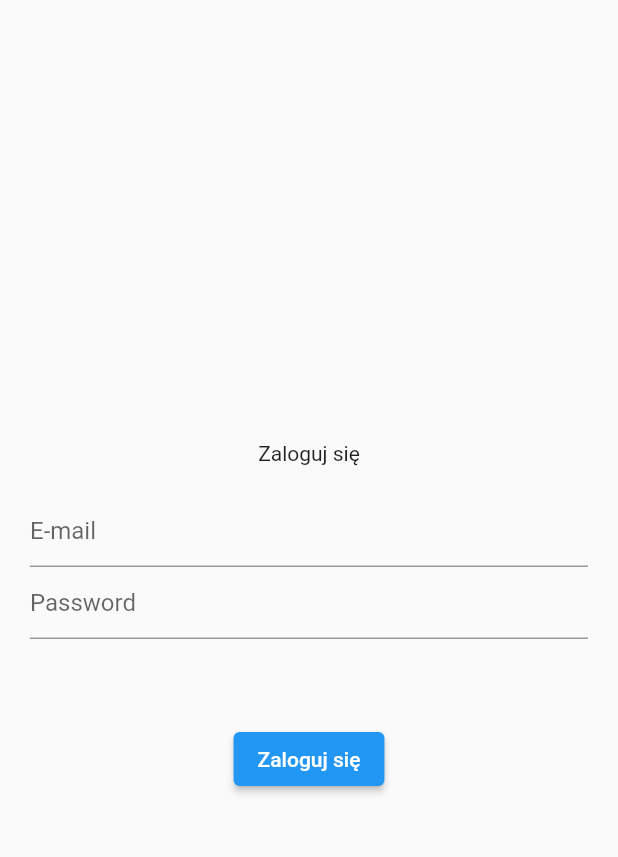
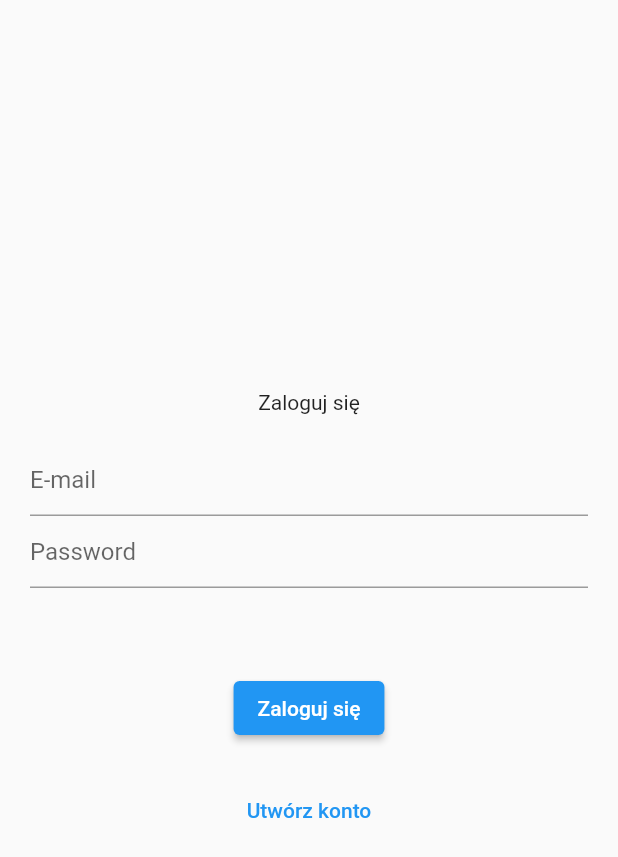
Before and after one commit to marcinplinta/pizza_cieszyn, a Flutter app: the screen it shows after launch, on a phone screen of 412 x 824 dp. Shown: the top 857 px of the screen. Run offline on Flutter 3.47's test engine with Material 2 defaults, Android fonts, the phone set to English and light mode, and no system bars; our stand-ins replace firebase_auth, firebase_core; accounts and stored records are empty.

Commit message:
Add registraction

```diff
--- a/lib/app/login/login_page.dart
+++ b/lib/app/login/login_page.dart
@@ -15,6 +15,7 @@
 
 class _LoginPageState extends State<LoginPage> {
   var errorMessage = '';
+  var isCreatingAccount = false;
 
   @override
   Widget build(BuildContext context) {
@@ -25,7 +26,9 @@
           child: Column(
             mainAxisAlignment: MainAxisAlignment.center,
             children: [
-              const Text('Zaloguj się'),
+              Text(isCreatingAccount == true
+                  ? 'Zarejestruj się'
+                  : 'Zaloguj się'),
               const SizedBox(
                 height: 20,
               ),
@@ -47,6 +50,21 @@
               ),
               ElevatedButton(
                 onPressed: () async {
+                  if (isCreatingAccount == true) {
+                    // rejestracja
+                    try {
+                      await FirebaseAuth.instance
+                          .createUserWithEmailAndPassword(
+                        email: widget.emailController.text,
+                        password: widget.passwordController.text,
+                      );
+                    } catch (error) {
+                      setState(() {
+                        errorMessage = error.toString();
+                      });
+                    }
+                  } else {
+                    //logowanie
                     try {
                       await FirebaseAuth.instance.signInWithEmailAndPassword(
                         email: widget.emailController.text,
@@ -57,9 +75,35 @@
                         errorMessage = error.toString();
                       });
                     }
+                  }
                 },
-                child: const Text('Zaloguj się'),
+                child: Text(isCreatingAccount == true
+                    ? 'Zarejestruj się'
+                    : 'Zaloguj się'),
               ),
+              const SizedBox(
+                height: 20,
+              ),
+              if (isCreatingAccount == false) ...[
+                TextButton(
+                  onPressed: () {
+                    setState(() {
+                      isCreatingAccount = true;
+                    });
+                  },
+                  child: const Text('Utwórz konto'),
+                ),
+              ],
+              if (isCreatingAccount == true) ...[
+                TextButton(
+                  onPressed: () {
+                    setState(() {
+                      isCreatingAccount = false;
+                    });
+                  },
+                  child: const Text('Masz już konto'),
+                ),
+              ],
             ],
           ),
         ),
```
Lines whose indentation alone changed are shown as unchanged.
